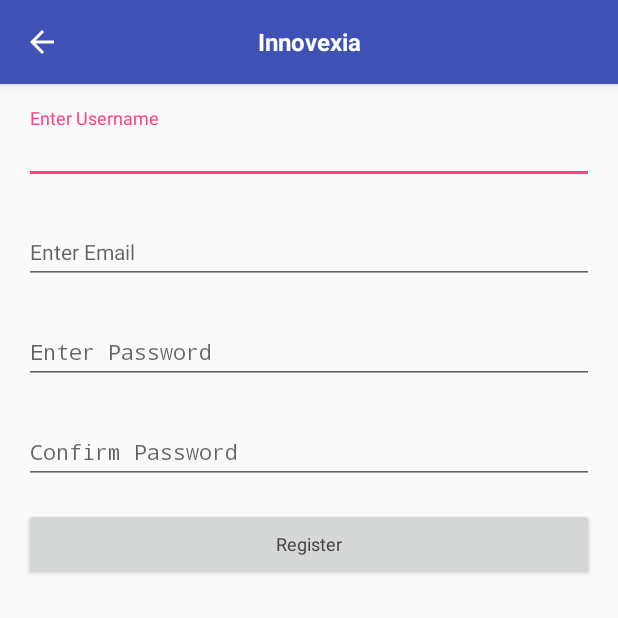
After one commit to honey-hoper/innovexia, an Android app: the RegisterActivity screen opened directly, with no data from a screen before it, on a phone screen of 412 x 824 dp, the top half of it. The commit adds this screen. Run offline under Robolectric (Android 15) with nearby library versions, the phone set to English and light mode, and no system bars.

Commit message:
implemented customer registration

```diff
--- a/app/src/main/java/com/webhopers/innovexia/models/Customer.kt
+++ b/app/src/main/java/com/webhopers/innovexia/models/Customer.kt
@@ -12,7 +12,9 @@
         @SerializedName("last_name")
         var lastName: String? = null,
         @SerializedName("username")
-        var username: String? = null
+        var username: String? = null,
+        @SerializedName("password")
+        var password: String? = null
 )
 
 
--- a/app/src/main/java/com/webhopers/innovexia/services/WooCommerce.kt
+++ b/app/src/main/java/com/webhopers/innovexia/services/WooCommerce.kt
@@ -18,4 +18,7 @@
     @GET("customers/{id}")
     fun getCustomer(@Path("id") id: Long): Call<Customer>
 
+    @POST("customers")
+    fun createCustomer(@Body customer: Customer): Call<Customer>
+
 }
--- /dev/null
+++ b/app/src/main/res/layout/activity_register.xml
@@ -0,0 +1,135 @@
+<?xml version="1.0" encoding="utf-8"?>
+<android.support.design.widget.CoordinatorLayout xmlns:android="http://schemas.android.com/apk/res/android"
+    xmlns:app="http://schemas.android.com/apk/res-auto"
+    xmlns:tools="http://schemas.android.com/tools"
+    android:layout_width="match_parent"
+    android:layout_height="match_parent"
+    tools:context="com.webhopers.innovexia.activities.RegisterActivity">
+
+    <android.support.design.widget.AppBarLayout
+        android:layout_width="match_parent"
+        android:layout_height="wrap_content">
+
+        <android.support.v7.widget.Toolbar
+            android:id="@+id/ar_toolbar"
+            android:layout_width="match_parent"
+            android:layout_height="?attr/actionBarSize"
+            android:elevation="4dp"
+            android:theme="@style/AppBar">
+
+            <TextView
+                android:layout_width="wrap_content"
+                android:layout_height="wrap_content"
+                android:layout_gravity="center"
+                android:theme="@style/AppBarText"
+                android:text="@string/app_name"/>
+        </android.support.v7.widget.Toolbar>
+    </android.support.design.widget.AppBarLayout>
+
+
+    <LinearLayout
+        android:layout_width="match_parent"
+        android:layout_height="match_parent"
+        android:orientation="vertical"
+        app:layout_behavior="@string/appbar_scrolling_view_behavior">
+
+        <android.support.design.widget.TextInputLayout
+            android:layout_width="match_parent"
+            android:layout_height="wrap_content"
+            android:layout_margin="16dp">
+
+            <android.support.design.widget.TextInputEditText
+                android:id="@+id/ar_username_field"
+                android:layout_width="match_parent"
+                android:layout_height="wrap_content"
+                android:maxLength="50"
+                android:maxLines="1"
+                android:inputType="textPersonName"
+                android:textAppearance="@style/NormalText"
+                android:hint="@string/enter_username"/>
+        </android.support.design.widget.TextInputLayout>
+
+        <android.support.design.widget.TextInputLayout
+            android:layout_width="match_parent"
+            android:layout_height="wrap_content"
+            android:layout_marginStart="16dp"
+            android:layout_marginEnd="16dp"
+            android:layout_marginBottom="16dp">
+
+            <android.support.design.widget.TextInputEditText
+                android:id="@+id/ar_email_field"
+                android:layout_width="match_parent"
+                android:layout_height="wrap_content"
+                android:maxLength="50"
+                android:maxLines="1"
+                android:inputType="textEmailAddress"
+                android:textAppearance="@style/NormalText"
+                android:hint="@string/enter_email"/>
+        </android.support.design.widget.TextInputLayout>
+
+        <android.support.design.widget.TextInputLayout
+            android:layout_width="match_parent"
+            android:layout_height="wrap_content"
+            android:layout_marginStart="16dp"
+            android:layout_marginEnd="16dp"
+            android:layout_marginBottom="16dp">
+
+            <android.support.design.widget.TextInputEditText
+                android:id="@+id/ar_password_field"
+                android:layout_width="match_parent"
+                android:layout_height="wrap_content"
+                android:maxLength="50"
+                android:maxLines="1"
+                android:inputType="textPassword"
+                android:textAppearance="@style/NormalText"
+                android:hint="@string/enter_password"/>
+        </android.support.design.widget.TextInputLayout>
+
+        <android.support.design.widget.TextInputLayout
+            android:layout_width="match_parent"
+            android:layout_height="wrap_content"
+            android:layout_marginStart="16dp"
+            android:layout_marginEnd="16dp"
+            android:layout_marginBottom="16dp">
+
+            <android.support.design.widget.TextInputEditText
+                android:id="@+id/ar_confirm_password_field"
+                android:layout_width="match_parent"
+                android:layout_height="wrap_content"
+                android:maxLength="50"
+                android:maxLines="1"
+                android:inputType="textPassword"
+                android:textAppearance="@style/NormalText"
+                android:hint="@string/confirm_password"/>
+        </android.support.design.widget.TextInputLayout>
+
+        <Button
+            android:id="@+id/ar_register_btn"
+            android:layout_width="match_parent"
+            android:layout_height="wrap_content"
+            android:layout_marginStart="16dp"
+            android:layout_marginEnd="16dp"
+            android:layout_marginBottom="16dp"
+            android:textAppearance="@style/SmallText"
+            android:text="@string/register"/>
+
+        <TextView
+            android:id="@+id/ar_error_view"
+            android:layout_width="wrap_content"
+            android:layout_height="wrap_content"
+            android:layout_marginStart="16dp"
+            android:layout_marginEnd="16dp"
+            android:layout_marginBottom="16dp"
+            android:layout_gravity="center"
+            android:textAppearance="@style/NormalText"
+            android:textColor="#e74c3c"/>
+    </LinearLayout>
+
+    <ProgressBar
+        android:id="@+id/ar_pbar"
+        android:layout_width="wrap_content"
+        android:layout_height="wrap_content"
+        android:layout_gravity="center_horizontal"
+        android:layout_marginTop="170dp"
+        android:visibility="gone"/>
+</android.support.design.widget.CoordinatorLayout>
--- a/app/src/main/res/values/strings.xml
+++ b/app/src/main/res/values/strings.xml
@@ -23,9 +23,14 @@
 
     <!-- Activities -->
     <string name="enter_email">Enter Email</string>
+    <string name="email_or_username">Enter Email or Username</string>
     <string name="enter_password">Enter Password</string>
+    <string name="enter_username">Enter Username</string>
+    <string name="confirm_password">Confirm Password</string>
     <string name="login">Login</string>
     <string name="register">Register</string>
+    <string name="forgot_password">Forgot Password?</string>
+    <string name="send_password">Send new password to this email</string>
     <!-- Activities -->
 
 </resources>
```
Also changed, not shown: app/src/main/AndroidManifest.xml (+4 -6 lines), app/src/main/java/com/webhopers/innovexia/activities/ForgotPasswordActivity.kt (added, +75 -0 lines), app/src/main/java/com/webhopers/innovexia/activities/RegisterActivity.kt (added, +152 -0 lines), app/src/main/java/com/webhopers/innovexia/activities/loginActivity/LoginActivity.kt (+12 -0 lines), app/src/main/java/com/webhopers/innovexia/activities/loginActivity/LoginPV.kt (+10 -1 lines), app/src/main/res/layout/activity_forgot_password.xml (added, +81 -0 lines), app/src/main/res/layout/activity_login.xml (+9 -1 lines).
